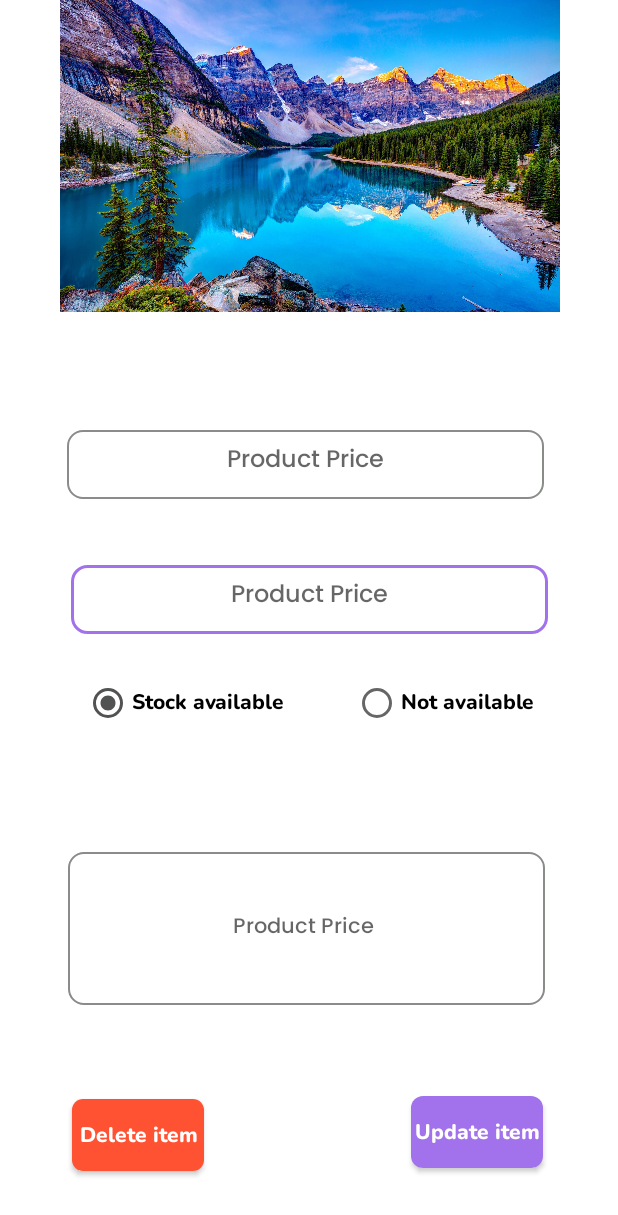
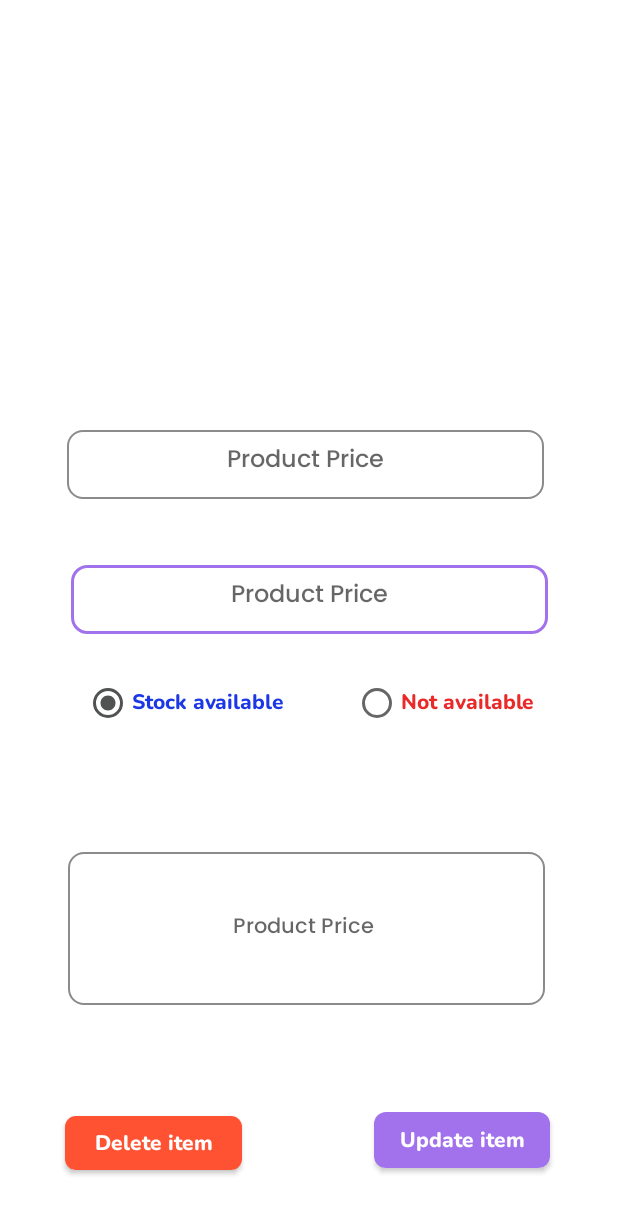
Before and after one commit to manojitht/MediApp--EFOSEYOUYES, an Android app: the AdminMaintainProductsActivity screen opened directly, with no data from a screen before it, on a phone screen of 412 x 824 dp. Shown: the top 1215 px of the screen. Run offline under Robolectric (Android 15) with nearby library versions, the phone set to English and light mode, and no system bars; our stand-ins replace Firebase (no records; nobody signed in at launch, a user with empty details on screens opened directly), Picasso; Roboto replaces fonts that are not available here.

Commit message:
check done.

```diff
--- a/app/src/main/res/layout/activity_admin_maintain_products.xml
+++ b/app/src/main/res/layout/activity_admin_maintain_products.xml
@@ -10,8 +10,8 @@
 
     <Button
         android:id="@+id/product_button_maintain"
-        android:layout_width="wrap_content"
-        android:layout_height="wrap_content"
+        android:layout_width="117dp"
+        android:layout_height="37dp"
         android:background="@drawable/buttonurple"
         android:fontFamily="@font/nunito_extrabold"
         android:text="Update item"
@@ -94,8 +94,7 @@
         app:layout_constraintEnd_toEndOf="parent"
         app:layout_constraintStart_toStartOf="parent"
         app:layout_constraintTop_toTopOf="parent"
-        app:layout_constraintVertical_bias="0.0"
-        app:srcCompat="@drawable/background" />
+        app:layout_constraintVertical_bias="0.0" />
 
     <EditText
         android:id="@+id/product_name_maintain"
@@ -148,7 +147,8 @@
             android:layout_height="wrap_content"
             android:checked="true"
             android:fontFamily="@font/nunito_extrabold"
-            android:text="Stock available" />
+            android:text="Stock available"
+            android:textColor="#1C38E6" />
 
         <RadioButton
             android:id="@+id/rb2"
@@ -157,7 +157,8 @@
             android:layout_marginLeft="45dp"
             android:checked="false"
             android:fontFamily="@font/nunito_extrabold"
-            android:text="Not available" />
+            android:text="Not available"
+            android:textColor="#EA2929" />
 
         <!--        <RadioButton-->
         <!--            android:id="@+id/rb3"-->
@@ -177,8 +178,8 @@
 
     <Button
         android:id="@+id/product_delete_maintain"
-        android:layout_width="wrap_content"
-        android:layout_height="wrap_content"
+        android:layout_width="118dp"
+        android:layout_height="36dp"
         android:background="@drawable/buttonred"
         android:fontFamily="@font/nunito_extrabold"
         android:text="Delete item"
```
